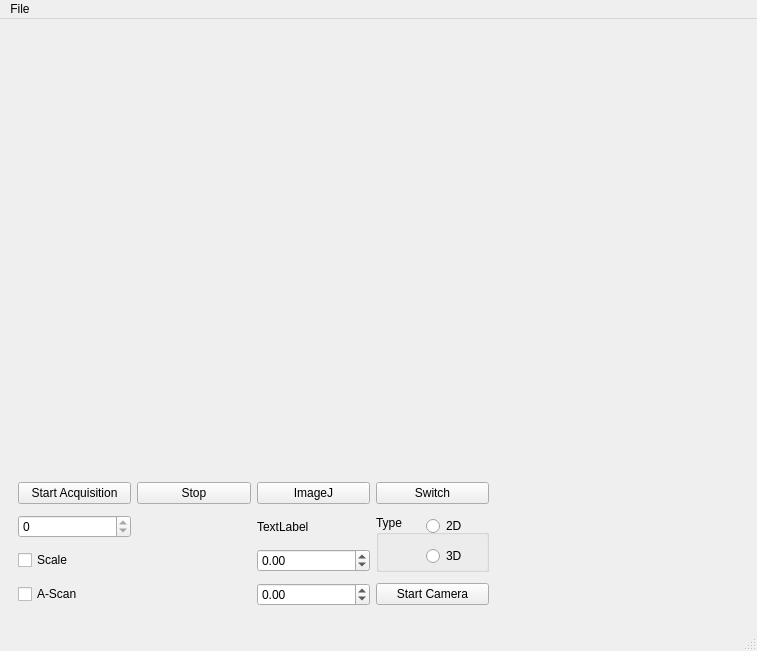
bernardokyotoku/oct, file front_window2.ui: the form before one commit.
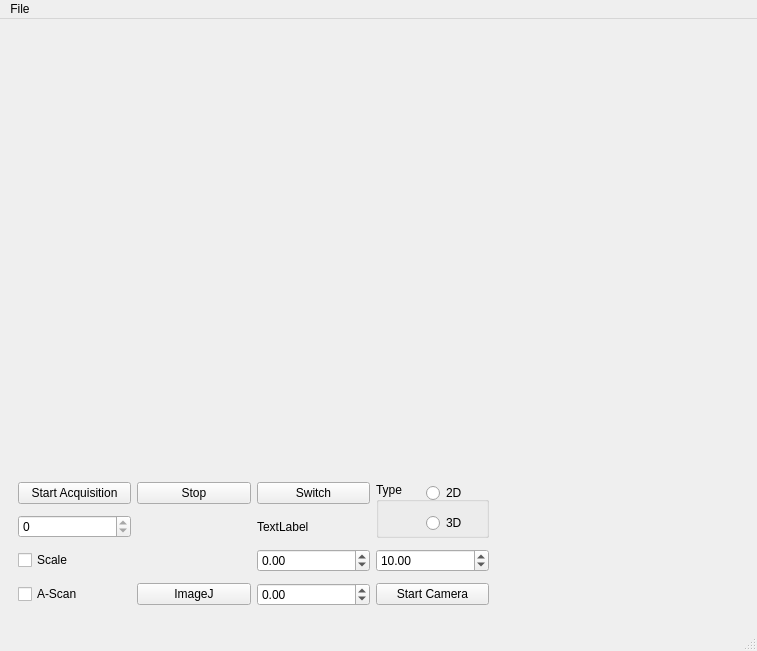
The form after the commit.

Commit message: added exposure control and a-scan select

```diff
--- a/front_window2.ui
+++ b/front_window2.ui
@@ -122,20 +122,6 @@
                   </property>
                  </widget>
                 </item>
-                <item row="0" column="2">
-                 <widget class="QPushButton" name="imagej">
-                  <property name="text">
-                   <string>ImageJ</string>
-                  </property>
-                 </widget>
-                </item>
-                <item row="0" column="3">
-                 <widget class="QPushButton" name="switch_2">
-                  <property name="text">
-                   <string>Switch</string>
-                  </property>
-                 </widget>
-                </item>
                 <item row="1" column="0">
                  <widget class="QSpinBox" name="select_image">
                   <property name="minimum">
@@ -163,42 +149,6 @@
                   </property>
                  </widget>
                 </item>
-                <item row="1" column="3" rowspan="2">
-                 <widget class="QGroupBox" name="selection_box">
-                  <property name="title">
-                   <string>Type</string>
-                  </property>
-                  <property name="checkable">
-                   <bool>false</bool>
-                  </property>
-                  <widget class="QRadioButton" name="d2">
-                   <property name="geometry">
-                    <rect>
-                     <x>50</x>
-                     <y>0</y>
-                     <width>61</width>
-                     <height>22</height>
-                    </rect>
-                   </property>
-                   <property name="text">
-                    <string>2D</string>
-                   </property>
-                  </widget>
-                  <widget class="QRadioButton" name="d3">
-                   <property name="geometry">
-                    <rect>
-                     <x>50</x>
-                     <y>30</y>
-                     <width>61</width>
-                     <height>22</height>
-                    </rect>
-                   </property>
-                   <property name="text">
-                    <string>3D</string>
-                   </property>
-                  </widget>
-                 </widget>
-                </item>
                 <item row="3" column="0">
                  <widget class="QCheckBox" name="checkBox">
                   <property name="text">
@@ -243,6 +193,75 @@
                   </property>
                  </widget>
                 </item>
+                <item row="3" column="1">
+                 <widget class="QPushButton" name="imagej">
+                  <property name="text">
+                   <string>ImageJ</string>
+                  </property>
+                 </widget>
+                </item>
+                <item row="0" column="2">
+                 <widget class="QPushButton" name="switch_2">
+                  <property name="text">
+                   <string>Switch</string>
+                  </property>
+                 </widget>
+                </item>
+                <item row="0" column="3" rowspan="2">
+                 <widget class="QGroupBox" name="selection_box">
+                  <property name="title">
+                   <string>Type</string>
+                  </property>
+                  <property name="checkable">
+                   <bool>false</bool>
+                  </property>
+                  <widget class="QRadioButton" name="d2">
+                   <property name="geometry">
+                    <rect>
+                     <x>50</x>
+                     <y>0</y>
+                     <width>61</width>
+                     <height>22</height>
+                    </rect>
+                   </property>
+                   <property name="text">
+                    <string>2D</string>
+                   </property>
+                  </widget>
+                  <widget class="QRadioButton" name="d3">
+                   <property name="geometry">
+                    <rect>
+                     <x>50</x>
+                     <y>30</y>
+                     <width>61</width>
+                     <height>22</height>
+                    </rect>
+                   </property>
+                   <property name="text">
+                    <string>3D</string>
+                   </property>
+                  </widget>
+                 </widget>
+                </item>
+                <item row="2" column="3">
+                 <widget class="QDoubleSpinBox" name="exposure_spinbox">
+                  <property name="accelerated">
+                   <bool>true</bool>
+                  </property>
+                  <property name="minimum">
+                   <double>0.100000000000000</double>
+                  </property>
+                  <property name="maximum">
+                   <double>60.000000000000000</double>
+                  </property>
+                  <property name="singleStep">
+                   <double>0.100000000000000</double>
+                  </property>
+                  <property name="value">
+                   <double>10.000000000000000</double>
+                  </property>
+                 </widget>
+                </item>
                </layout>
               </widget>
              </item>
```
The commit also changes 1 other file.
